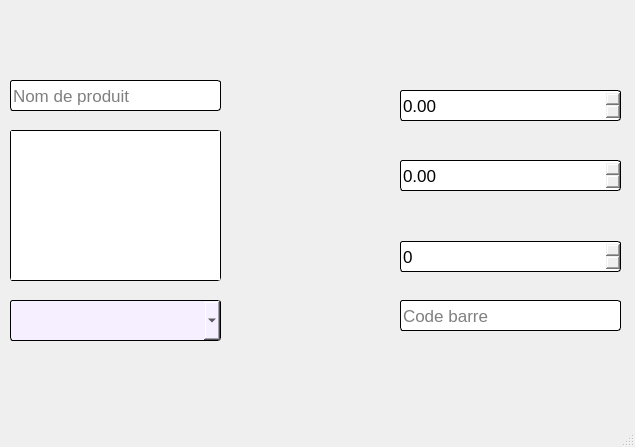
Qt form info_prod.ui (majidBOUZAR/Market-Management-PyQt5-MySQL) before a commit.
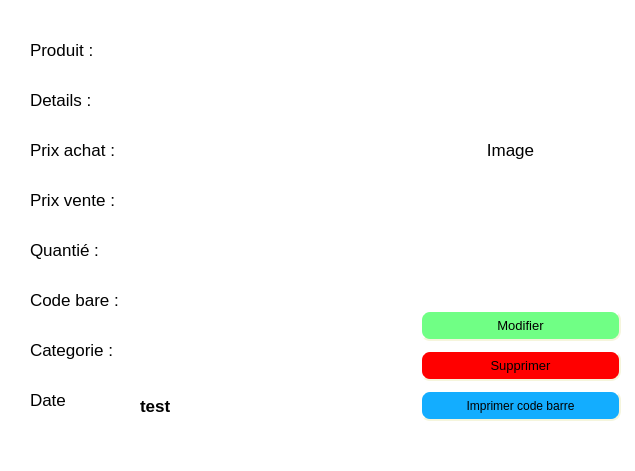
The same form after that commit. Icons and pictures are not drawn.

The edit to the form file:
```diff
--- a/info_prod.ui
+++ b/info_prod.ui
@@ -7,20 +7,23 @@
     <x>0</x>
     <y>0</y>
     <width>635</width>
-    <height>447</height>
+    <height>471</height>
    </rect>
   </property>
   <property name="windowTitle">
    <string>MainWindow</string>
   </property>
+  <property name="styleSheet">
+   <string notr="true">background-color: rgb(255, 255, 255);</string>
+  </property>
   <widget class="QWidget" name="centralwidget">
-   <widget class="QLineEdit" name="lineEdit_11">
+   <widget class="QLabel" name="label_57">
     <property name="geometry">
      <rect>
-      <x>10</x>
-      <y>80</y>
-      <width>211</width>
-      <height>31</height>
+      <x>30</x>
+      <y>40</y>
+      <width>81</width>
+      <height>20</height>
      </rect>
     </property>
     <property name="font">
@@ -28,22 +31,125 @@
       <pointsize>13</pointsize>
      </font>
     </property>
-    <property name="styleSheet">
-     <string notr="true">border-style: outset;
-border-width: 1px;
-border-radius: 3px;</string>
+    <property name="text">
+     <string>Produit :</string>
     </property>
-    <property name="placeholderText">
-     <string>Nom de produit</string>
+   </widget>
+   <widget class="QLabel" name="label_58">
+    <property name="geometry">
+     <rect>
+      <x>30</x>
+      <y>90</y>
+      <width>81</width>
+      <height>20</height>
+     </rect>
     </property>
+    <property name="font">
+     <font>
+      <pointsize>13</pointsize>
+     </font>
+    </property>
+    <property name="text">
+     <string>Details :</string>
+    </property>
    </widget>
-   <widget class="QSpinBox" name="spinBox_2">
+   <widget class="QLabel" name="label_59">
     <property name="geometry">
      <rect>
+      <x>30</x>
+      <y>140</y>
+      <width>91</width>
+      <height>20</height>
+     </rect>
+    </property>
+    <property name="font">
+     <font>
+      <pointsize>13</pointsize>
+     </font>
+    </property>
+    <property name="text">
+     <string>Prix achat :</string>
+    </property>
+   </widget>
+   <widget class="QLabel" name="label_60">
+    <property name="geometry">
+     <rect>
+      <x>30</x>
+      <y>190</y>
+      <width>91</width>
+      <height>20</height>
+     </rect>
+    </property>
+    <property name="font">
+     <font>
+      <pointsize>13</pointsize>
+     </font>
+    </property>
+    <property name="text">
+     <string>Prix vente :</string>
+    </property>
+   </widget>
+   <widget class="QLabel" name="label_61">
+    <property name="geometry">
+     <rect>
+      <x>30</x>
+      <y>240</y>
+      <width>81</width>
+      <height>20</height>
+     </rect>
+    </property>
+    <property name="font">
+     <font>
+      <pointsize>13</pointsize>
+     </font>
+    </property>
+    <property name="text">
+     <string>Quantié :</string>
+    </property>
+   </widget>
+   <widget class="QLabel" name="label_62">
+    <property name="geometry">
+     <rect>
+      <x>30</x>
+      <y>290</y>
+      <width>101</width>
+      <height>20</height>
+     </rect>
+    </property>
+    <property name="font">
+     <font>
+      <pointsize>13</pointsize>
+     </font>
+    </property>
+    <property name="text">
+     <string>Code bare :</string>
+    </property>
+   </widget>
+   <widget class="QLabel" name="label_69">
+    <property name="geometry">
+     <rect>
+      <x>30</x>
+      <y>340</y>
+      <width>91</width>
+      <height>20</height>
+     </rect>
+    </property>
+    <property name="font">
+     <font>
+      <pointsize>13</pointsize>
+     </font>
+    </property>
+    <property name="text">
+     <string>Categorie :</string>
+    </property>
+   </widget>
+   <widget class="QLabel" name="label_71">
+    <property name="geometry">
+     <rect>
       <x>400</x>
-      <y>241</y>
+      <y>50</y>
       <width>221</width>
-      <height>31</height>
+      <height>201</height>
      </rect>
     </property>
     <property name="font">
@@ -52,21 +158,19 @@
      </font>
     </property>
     <property name="styleSheet">
-     <string notr="true">border-style: outset;
-border-width: 1px;
-border-radius: 3px;</string>
+     <string notr="true"/>
     </property>
-    <property name="maximum">
-     <number>999999999</number>
+    <property name="text">
+     <string>&lt;html&gt;&lt;head/&gt;&lt;body&gt;&lt;p align=&quot;center&quot;&gt;Image&lt;/p&gt;&lt;/body&gt;&lt;/html&gt;</string>
     </property>
    </widget>
-   <widget class="QComboBox" name="comboBox_15">
+   <widget class="QLabel" name="label_72">
     <property name="geometry">
      <rect>
-      <x>10</x>
-      <y>300</y>
-      <width>211</width>
-      <height>41</height>
+      <x>30</x>
+      <y>390</y>
+      <width>61</width>
+      <height>20</height>
      </rect>
     </property>
     <property name="font">
@@ -74,54 +178,146 @@
       <pointsize>13</pointsize>
      </font>
     </property>
+    <property name="text">
+     <string>Date</string>
+    </property>
+   </widget>
+   <widget class="QPushButton" name="pushButton_13">
+    <property name="geometry">
+     <rect>
+      <x>420</x>
+      <y>390</y>
+      <width>201</width>
+      <height>31</height>
+     </rect>
+    </property>
+    <property name="font">
+     <font>
+      <pointsize>9</pointsize>
+     </font>
+    </property>
     <property name="styleSheet">
-     <string notr="true">background-color: rgb(246, 239, 255);
+     <string notr="true">QPushButton{
+background-color: rgb(19, 173, 255);
 border-style: outset;
-border-width: 1px;
-border-radius: 3px;</string>
+border-width: 2px;
+border-radius: 10px;
+border-color: beige;
+padding: 6px;
+}
+QPushButton:hover:!pressed
+{
+
+	background-color: rgb(85, 255, 255);
+}</string>
     </property>
+    <property name="text">
+     <string>Imprimer code barre</string>
+    </property>
+    <property name="icon">
+     <iconset resource="iconne.qrc">
+      <normaloff>:/icone/barre.png</normaloff>:/icone/barre.png</iconset>
+    </property>
+    <property name="iconSize">
+     <size>
+      <width>22</width>
+      <height>22</height>
+     </size>
+    </property>
    </widget>
-   <widget class="QPlainTextEdit" name="plainTextEdit_2">
+   <widget class="QPushButton" name="pushButton_11">
     <property name="geometry">
      <rect>
-      <x>10</x>
-      <y>130</y>
-      <width>211</width>
-      <height>151</height>
+      <x>420</x>
+      <y>310</y>
+      <width>201</width>
+      <height>31</height>
      </rect>
     </property>
     <property name="font">
      <font>
-      <pointsize>13</pointsize>
+      <pointsize>10</pointsize>
      </font>
     </property>
     <property name="styleSheet">
-     <string notr="true">border-style: outset;
-border-width: 1px;
-border-radius: 3px;</string>
+     <string notr="true">QPushButton{
+background-color: rgb(112, 255, 133);
+border-style: outset;
+border-width: 2px;
+border-radius: 10px;
+border-color: beige;
+min-width: 10em;
+padding: 6px;
+
+}
+QPushButton:hover:!pressed
+{
+
+	
+	background-color: rgb(55, 217, 109);
+}</string>
     </property>
+    <property name="text">
+     <string>Modifier</string>
+    </property>
+    <property name="icon">
+     <iconset resource="iconne.qrc">
+      <normaloff>:/icone/update.png</normaloff>:/icone/update.png</iconset>
+    </property>
+    <property name="iconSize">
+     <size>
+      <width>22</width>
+      <height>19</height>
+     </size>
+    </property>
+    <property name="default">
+     <bool>true</bool>
+    </property>
    </widget>
-   <widget class="QDoubleSpinBox" name="doubleSpinBox_4">
+   <widget class="QPushButton" name="pushButton_10">
     <property name="geometry">
      <rect>
-      <x>400</x>
-      <y>160</y>
-      <width>221</width>
+      <x>420</x>
+      <y>350</y>
+      <width>201</width>
       <height>31</height>
      </rect>
     </property>
     <property name="font">
      <font>
-      <pointsize>13</pointsize>
+      <pointsize>10</pointsize>
      </font>
     </property>
     <property name="styleSheet">
-     <string notr="true">border-style: outset;
-border-width: 1px;
-border-radius: 3px;</string>
+     <string notr="true">QPushButton{
+background-color: rgb(255, 0, 0);
+border-style: outset;
+border-width: 2px;
+border-radius: 10px;
+border-color: beige;
+min-width: 1em;
+padding: 6px;
+}
+QPushButton:hover:!pressed
+{
+background-color: rgb(255, 70, 70);
+}</string>
     </property>
-    <property name="maximum">
-     <double>9999999999999.990234375000000</double>
+    <property name="text">
+     <string>Supprimer</string>
+    </property>
+    <property name="icon">
+     <iconset resource="iconne.qrc">
+      <normaloff>:/icone/delete.png</normaloff>:/icone/delete.png</iconset>
+    </property>
+    <property name="iconSize">
+     <size>
+      <width>22</width>
+      <height>19</height>
+     </size>
+    </property>
+    <property name="default">
+     <bool>true</bool>
     </property>
    </widget>
    <widget class="QLineEdit" name="lineEdit_12">
@@ -130,10 +326,10 @@
     </property>
     <property name="geometry">
      <rect>
-      <x>400</x>
-      <y>300</y>
-      <width>221</width>
-      <height>31</height>
+      <x>140</x>
+      <y>290</y>
+      <width>201</width>
+      <height>21</height>
      </rect>
     </property>
     <property name="font">
@@ -156,13 +352,59 @@
      <bool>false</bool>
     </property>
    </widget>
+   <widget class="QDoubleSpinBox" name="doubleSpinBox_4">
+    <property name="geometry">
+     <rect>
+      <x>140</x>
+      <y>190</y>
+      <width>201</width>
+      <height>21</height>
+     </rect>
+    </property>
+    <property name="font">
+     <font>
+      <pointsize>13</pointsize>
+     </font>
+    </property>
+    <property name="styleSheet">
+     <string notr="true">border-style: outset;
+border-width: 1px;
+border-radius: 3px;</string>
+    </property>
+    <property name="maximum">
+     <double>9999999999999.990234375000000</double>
+    </property>
+   </widget>
+   <widget class="QSpinBox" name="spinBox_2">
+    <property name="geometry">
+     <rect>
+      <x>140</x>
+      <y>240</y>
+      <width>201</width>
+      <height>21</height>
+     </rect>
+    </property>
+    <property name="font">
+     <font>
+      <pointsize>13</pointsize>
+     </font>
+    </property>
+    <property name="styleSheet">
+     <string notr="true">border-style: outset;
+border-width: 1px;
+border-radius: 3px;</string>
+    </property>
+    <property name="maximum">
+     <number>999999999</number>
+    </property>
+   </widget>
    <widget class="QDoubleSpinBox" name="doubleSpinBox_3">
     <property name="geometry">
      <rect>
-      <x>400</x>
-      <y>90</y>
-      <width>221</width>
-      <height>31</height>
+      <x>140</x>
+      <y>140</y>
+      <width>201</width>
+      <height>21</height>
      </rect>
     </property>
     <property name="font">
@@ -179,6 +421,308 @@
      <double>1000000000000000.000000000000000</double>
     </property>
    </widget>
+   <widget class="QComboBox" name="comboBox_15">
+    <property name="geometry">
+     <rect>
+      <x>140</x>
+      <y>340</y>
+      <width>201</width>
+      <height>21</height>
+     </rect>
+    </property>
+    <property name="font">
+     <font>
+      <pointsize>12</pointsize>
+     </font>
+    </property>
+    <property name="styleSheet">
+     <string notr="true">background-color: rgb(246, 239, 255);
+border-style: outset;
+border-width: 1px;
+border-radius: 3px;</string>
+    </property>
+    <item>
+     <property name="text">
+      <string>----------</string>
+     </property>
+    </item>
+   </widget>
+   <widget class="QPlainTextEdit" name="plainTextEdit_2">
+    <property name="geometry">
+     <rect>
+      <x>140</x>
+      <y>80</y>
+      <width>201</width>
+      <height>31</height>
+     </rect>
+    </property>
+    <property name="font">
+     <font>
+      <pointsize>13</pointsize>
+     </font>
+    </property>
+    <property name="styleSheet">
+     <string notr="true">border-style: outset;
+border-width: 1px;
+border-radius: 3px;</string>
+    </property>
+   </widget>
+   <widget class="QLineEdit" name="lineEdit_11">
+    <property name="geometry">
+     <rect>
+      <x>140</x>
+      <y>40</y>
+      <width>201</width>
+      <height>21</height>
+     </rect>
+    </property>
+    <property name="font">
+     <font>
+      <pointsize>13</pointsize>
+     </font>
+    </property>
+    <property name="styleSheet">
+     <string notr="true">border-style: outset;
+border-width: 1px;
+border-radius: 3px;</string>
+    </property>
+    <property name="placeholderText">
+     <string>Nom de produit</string>
+    </property>
+   </widget>
+   <widget class="QLabel" name="label_68">
+    <property name="geometry">
+     <rect>
+      <x>140</x>
+      <y>40</y>
+      <width>201</width>
+      <height>21</height>
+     </rect>
+    </property>
+    <property name="font">
+     <font>
+      <pointsize>13</pointsize>
+      <weight>75</weight>
+      <bold>true</bold>
+     </font>
+    </property>
+    <property name="styleSheet">
+     <string notr="true"/>
+    </property>
+    <property name="text">
+     <string/>
+    </property>
+   </widget>
+   <widget class="QLabel" name="label_63">
+    <property name="geometry">
+     <rect>
+      <x>140</x>
+      <y>80</y>
+      <width>201</width>
+      <height>31</height>
+     </rect>
+    </property>
+    <property name="font">
+     <font>
+      <pointsize>13</pointsize>
+      <weight>75</weight>
+      <bold>true</bold>
+     </font>
+    </property>
+    <property name="styleSheet">
+     <string notr="true"/>
+    </property>
+    <property name="text">
+     <string/>
+    </property>
+   </widget>
+   <widget class="QLabel" name="label_65">
+    <property name="geometry">
+     <rect>
+      <x>140</x>
+      <y>140</y>
+      <width>201</width>
+      <height>21</height>
+     </rect>
+    </property>
+    <property name="font">
+     <font>
+      <pointsize>13</pointsize>
+      <weight>75</weight>
+      <bold>true</bold>
+     </font>
+    </property>
+    <property name="styleSheet">
+     <string notr="true"/>
+    </property>
+    <property name="text">
+     <string/>
+    </property>
+   </widget>
+   <widget class="QLabel" name="label_67">
+    <property name="geometry">
+     <rect>
+      <x>140</x>
+      <y>190</y>
+      <width>201</width>
+      <height>21</height>
+     </rect>
+    </property>
+    <property name="font">
+     <font>
+      <pointsize>13</pointsize>
+      <weight>75</weight>
+      <bold>true</bold>
+     </font>
+    </property>
+    <property name="styleSheet">
+     <string notr="true"/>
+    </property>
+    <property name="text">
+     <string/>
+    </property>
+   </widget>
+   <widget class="QLabel" name="label_64">
+    <property name="geometry">
+     <rect>
+      <x>140</x>
+      <y>240</y>
+      <width>201</width>
+      <height>21</height>
+     </rect>
+    </property>
+    <property name="font">
+     <font>
+      <pointsize>13</pointsize>
+      <weight>75</weight>
+      <bold>true</bold>
+     </font>
+    </property>
+    <property name="styleSheet">
+     <string notr="true"/>
+    </property>
+    <property name="text">
+     <string/>
+    </property>
+   </widget>
+   <widget class="QLabel" name="label_66">
+    <property name="geometry">
+     <rect>
+      <x>140</x>
+      <y>290</y>
+      <width>201</width>
+      <height>21</height>
+     </rect>
+    </property>
+    <property name="font">
+     <font>
+      <pointsize>13</pointsize>
+      <weight>75</weight>
+      <bold>true</bold>
+     </font>
+    </property>
+    <property name="styleSheet">
+     <string notr="true"/>
+    </property>
+    <property name="text">
+     <string/>
+    </property>
+   </widget>
+   <widget class="QLabel" name="label_70">
+    <property name="geometry">
+     <rect>
+      <x>140</x>
+      <y>340</y>
+      <width>201</width>
+      <height>21</height>
+     </rect>
+    </property>
+    <property name="font">
+     <font>
+      <pointsize>13</pointsize>
+      <weight>75</weight>
+      <bold>true</bold>
+     </font>
+    </property>
+    <property name="styleSheet">
+     <string notr="true"/>
+    </property>
+    <property name="text">
+     <string/>
+    </property>
+   </widget>
+   <widget class="QPushButton" name="pushButton_12">
+    <property name="geometry">
+     <rect>
+      <x>140</x>
+      <y>390</y>
+      <width>201</width>
+      <height>31</height>
+     </rect>
+    </property>
+    <property name="font">
+     <font>
+      <pointsize>9</pointsize>
+     </font>
+    </property>
+    <property name="styleSheet">
+     <string notr="true">QPushButton{
+background-color: rgb(112, 255, 133);
+border-style: outset;
+border-width: 2px;
+border-radius: 10px;
+border-color: beige;
+min-width: 10em;
+padding: 6px;
+
+}
+QPushButton:hover:!pressed
+{
+
+	
+	background-color: rgb(55, 217, 109);
+}</string>
+    </property>
+    <property name="text">
+     <string>Save</string>
+    </property>
+    <property name="icon">
+     <iconset resource="iconne.qrc">
+      <normaloff>:/icone/save.png</normaloff>:/icone/save.png</iconset>
+    </property>
+    <property name="iconSize">
+     <size>
+      <width>22</width>
+      <height>18</height>
+     </size>
+    </property>
+    <property name="default">
+     <bool>true</bool>
+    </property>
+   </widget>
+   <widget class="QLabel" name="label_73">
+    <property name="geometry">
+     <rect>
+      <x>140</x>
+      <y>390</y>
+      <width>201</width>
+      <height>31</height>
+     </rect>
+    </property>
+    <property name="font">
+     <font>
+      <pointsize>13</pointsize>
+      <weight>75</weight>
+      <bold>true</bold>
+     </font>
+    </property>
+    <property name="styleSheet">
+     <string notr="true"/>
+    </property>
+    <property name="text">
+     <string>test</string>
+    </property>
+   </widget>
   </widget>
   <widget class="QMenuBar" name="menubar">
    <property name="geometry">
```
Left out of the diff: 4 changed lines with no effect on the pictures.
